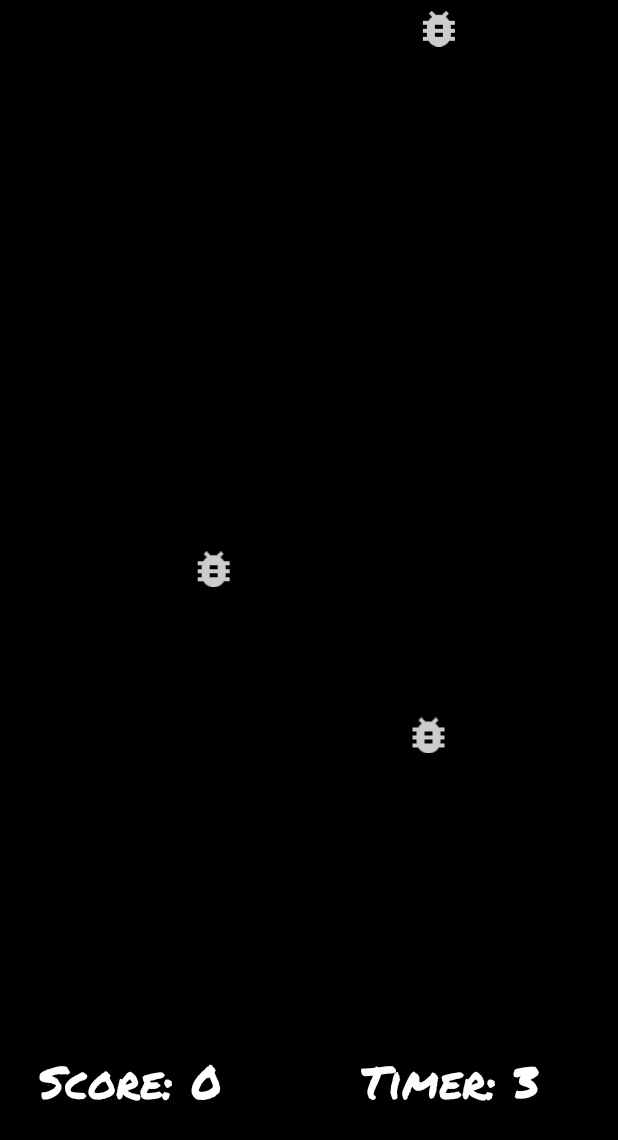
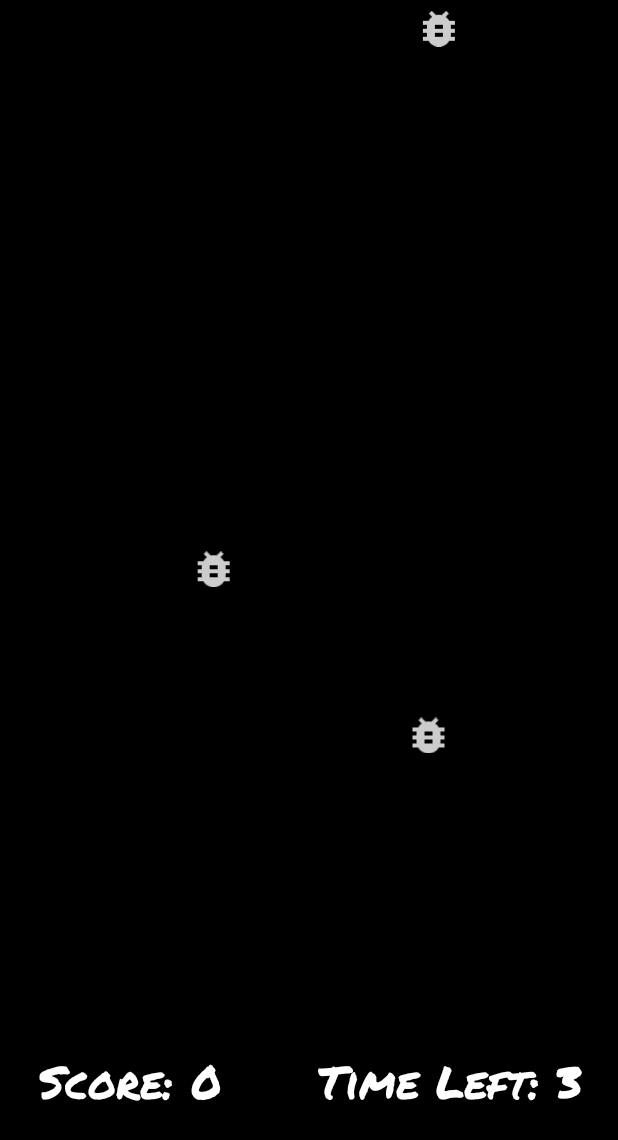
Before and after one commit to endlessrequiem/ClickThePic, an Android app: the GameActivity screen opened directly, with no data from a screen before it, on a phone screen of 412 x 824 dp. Shown: the top 1140 px of the screen. Run offline under Robolectric (Android 15) with nearby library versions, the phone set to English and light mode, and no system bars; Roboto replaces fonts that are not available here.

Commit message:
updated timer text

```diff
--- a/app/src/main/res/values/strings.xml
+++ b/app/src/main/res/values/strings.xml
@@ -6,7 +6,7 @@
     <string name="defaultTimer">Time Left: 0</string>
     <string name="gameOver">Game Over!</string>
     <string name="score">Score:</string>
-    <string name="timer">Timer:</string>
+    <string name="timer">Time Left:</string>
     <string name="button">button</string>
     <string name="footnote">by austinwhite.tech, 2020</string>
 </resources>
```
